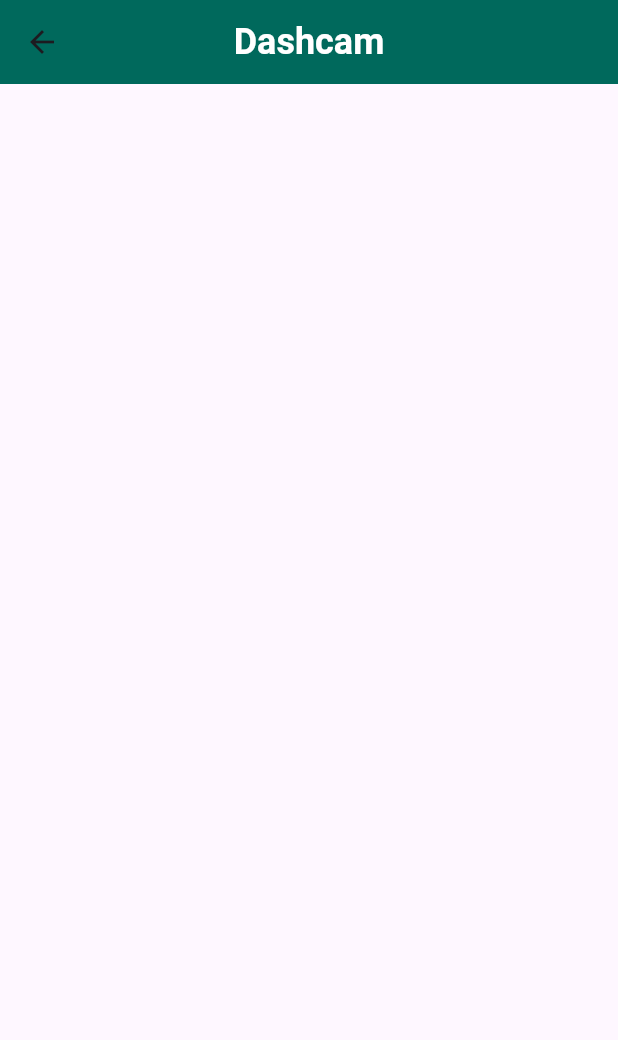
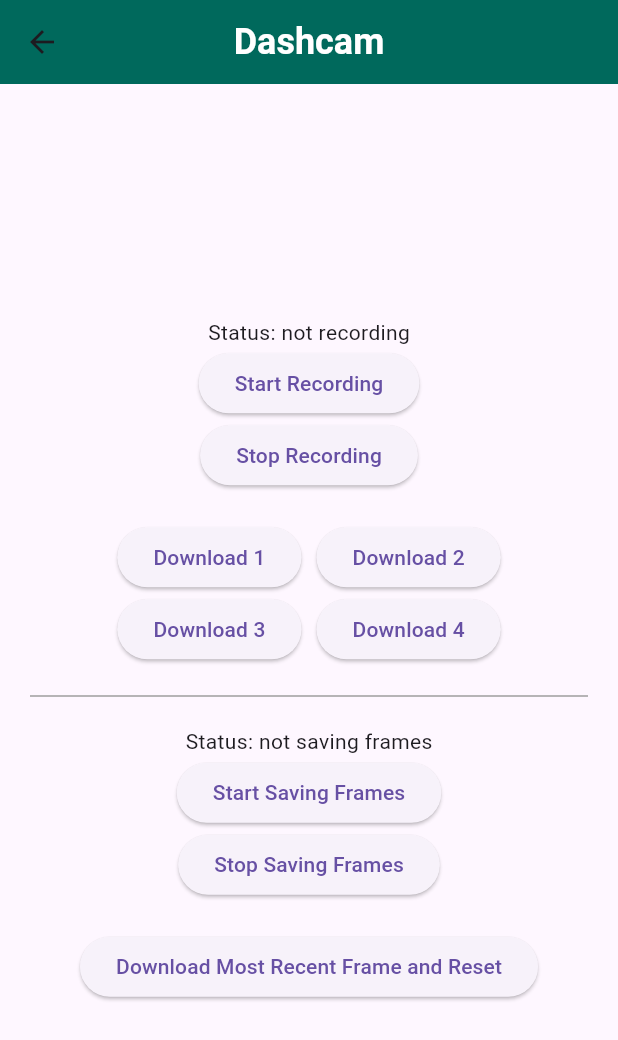
Before and after one commit to Cala-rgb/unihack2024, a Flutter app: the Dashcam screen opened directly, on a phone screen of 412 x 824 dp. Shown: the top 1040 px of the screen. Run offline on Flutter 3.47's test engine with Material 3 defaults, Android fonts, the phone set to English and light mode, and no system bars; our stand-ins replace flutter_dotenv, geolocator, get, get_storage, google_maps_flutter, line_awesome_flutter and 3 more; missing offline and left inert: auth0_flutter, dart:ffi; accounts and stored records are empty.

Commit message:
Added dashcam functionality with the Raspberry API

```diff
--- a/trafic_tm/lib/screens/dashcam.dart
+++ b/trafic_tm/lib/screens/dashcam.dart
@@ -4,6 +4,8 @@ import 'package:google_maps_flutter/google_maps_flutter.dart';
 import 'package:trafic_tm/services/apihandler.dart';
 import 'package:trafic_tm/shared/customtext.dart';
 import 'package:geolocator/geolocator.dart';
+import 'package:trafic_tm/services/raspihandler.dart';
+import 'package:url_launcher/url_launcher.dart';
 
 import '../models/parkingSpaceModel.dart';
 
@@ -15,6 +17,55 @@ class Dashcam extends StatefulWidget {
 }
 
 class _DashcamState extends State<Dashcam> {
+  final RaspiHandler raspiHandler = RaspiHandler();
+  Map<String, dynamic>? recordingData;
+  Map<String, dynamic>? frameData;
+
+  Future<void> _startRecording() async {
+    final data = await RaspiHandler().startRecording();
+    setState(() {
+      recordingData = data;
+    });
+  }
+
+  Future<void> _stoptRecording() async {
+    final data = await RaspiHandler().stopRecording();
+    setState(() {
+      recordingData = null;
+    });
+  }
+
+  Future<void> _startFrame() async {
+    final data = await RaspiHandler().startFrame();
+    setState(() {
+      frameData = data;
+    });
+  }
+
+  Future<void> _stopFrame() async {
+    final data = await RaspiHandler().stopFrame();
+    setState(() {
+      frameData = null;
+    });
+  }
+
+  Future<void> _launchURL(String id) async {
+    final url = Uri.parse('http://192.168.198.209:5000/download/$id');
+    if (await canLaunchUrl(url)) {
+      await launchUrl(url, mode: LaunchMode.externalApplication);
+    } else {
+      throw 'Could not launch $url';
+    }
+  }
+
+  Future<void> _downloadLatest() async {
+    final url = Uri.parse('http://192.168.198.209:5000/download-latest-frame');
+    if (await canLaunchUrl(url)) {
+      await launchUrl(url, mode: LaunchMode.externalApplication);
+    } else {
+      throw 'Could not launch $url';
+    }
+  }
 
   @override
   Widget build(BuildContext context) {
@@ -23,7 +74,86 @@ class _DashcamState extends State<Dashcam> {
         title: const Text('Dashcam',style: CustomTextStyle.customText,),
         centerTitle: true,
         backgroundColor: Colors.teal[800],
-      )
+      ),
+      body: Column(
+        mainAxisAlignment: MainAxisAlignment.center,
+        children: [
+          // const SizedBox(height: 20),
+          recordingData != null ? Text("Status: ${recordingData!['status']}") : const Text("Status: not recording"),
+          ElevatedButton(
+            onPressed: _startRecording,
+            child: const Text("Start Recording"),
+          ),
+          ElevatedButton(
+            onPressed: _stoptRecording,
+            child: const Text("Stop Recording"),
+          ),
+          const SizedBox(height: 20),
+          Row(
+            mainAxisAlignment: MainAxisAlignment.center,
+            children: [
+              ElevatedButton(
+                onPressed: () {_launchURL("1");},
+                style: ElevatedButton.styleFrom(
+                  minimumSize: Size(50, 40), // Set width to 150 and height to 50
+                ),
+                child: const Text("Download 1"),
+              ),
+              const SizedBox(width: 10),
+              ElevatedButton(
+                onPressed: () {_launchURL("2");},
+                style: ElevatedButton.styleFrom(
+                  minimumSize: Size(50, 40), // Set width to 150 and height to 50
+                ),
+                child: const Text("Download 2"),
+              ),
+            ],
+          ),
+          Row(
+            mainAxisAlignment: MainAxisAlignment.center,
+            children: [
+              ElevatedButton(
+                onPressed: () {_launchURL("3");},
+                style: ElevatedButton.styleFrom(
+                  minimumSize: Size(50, 40), // Set width to 150 and height to 50
+                ),
+                child: const Text("Download 3"),
+              ),
+              const SizedBox(width: 10),
+              ElevatedButton(
+                onPressed: () {_launchURL("4");},
+                style: ElevatedButton.styleFrom(
+                  minimumSize: Size(50, 40), // Set width to 150 and height to 50
+                ),
+                child: const Text("Download 4"),
+              ),
+            ],
+          ),
+          const SizedBox(height: 20),
+          const Divider(
+            height: 1, // The height of the divider
+            color: Colors.grey, // The color of the divider
+            thickness: 1, // The thickness of the divider line
+            indent: 20, // The left padding (indent) of the divider
+            endIndent: 20, // The right padding (endIndent) of the divider
+          ),
+          const SizedBox(height: 20),
+          frameData != null ? Text("Status: ${frameData!['status']}") : const Text("Status: not saving frames"),
+          ElevatedButton(
+            onPressed: _startFrame,
+            child: const Text("Start Saving Frames"),
+          ),
+          ElevatedButton(
+            onPressed: _stopFrame,
+            child: const Text("Stop Saving Frames"),
+          ),
+          const SizedBox(height: 20),
+          ElevatedButton(
+            onPressed: _downloadLatest,
+            child: const Text("Download Most Recent Frame and Reset"),
+          ),
+        ],
+      ),
     );
   }
 }
--- a/trafic_tm/lib/services/apihandler.dart
+++ b/trafic_tm/lib/services/apihandler.dart
@@ -11,7 +11,7 @@ import 'package:http/http.dart' as http;
 
 class ApiHandler {
   static final ApiHandler _singleton = ApiHandler._internal();
-  static final String url = "http://192.168.100.75:3000";
+  static final String url = "http://192.168.100.113:3000";
 
   factory ApiHandler() {
     return _singleton;
--- a/trafic_tm/pubspec.yaml
+++ b/trafic_tm/pubspec.yaml
@@ -40,7 +40,7 @@ dependencies:
   http: ^1.2.0
   flutter_dotenv: ^5.1.0
   geolocator: ^13.0.1
-
+  url_launcher: ^6.0.20
 
   # The following adds the Cupertino Icons font to your application.
   # Use with the CupertinoIcons class for iOS style icons.
```
Also changed, not shown: trafic_tm/lib/services/raspihandler.dart (+83 -0 lines), trafic_tm/pubspec.lock, 5 other files.
